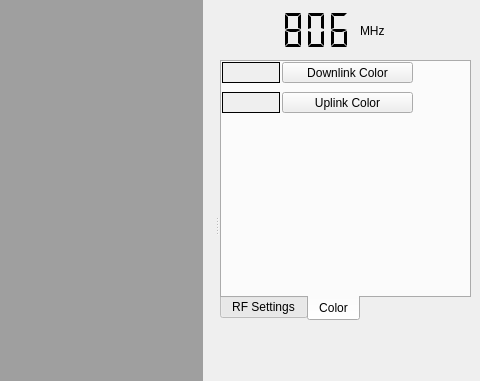
Old version of the form src/gui/mainwindow.ui in the repository falkenber9/falcon; both pictures show x 499 to 979 and y 127 to 508 of the 979 by 677 pixel window.
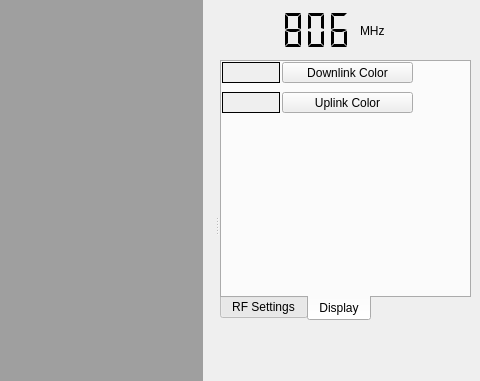
New version of the form. The open tabs and pages were chosen to show the change. Icons and pictures are not drawn.

The edit to the form file:
```diff
--- a/src/gui/mainwindow.ui
+++ b/src/gui/mainwindow.ui
@@ -362,7 +362,7 @@
      </widget>
      <widget class="QWidget" name="color_settings">
       <attribute name="title">
-       <string>Color</string>
+       <string>Display</string>
       </attribute>
       <widget class="QLabel" name="color_label_downlink">
        <property name="geometry">
```
Left out of the diff: 2 changed lines with no effect on the pictures.
